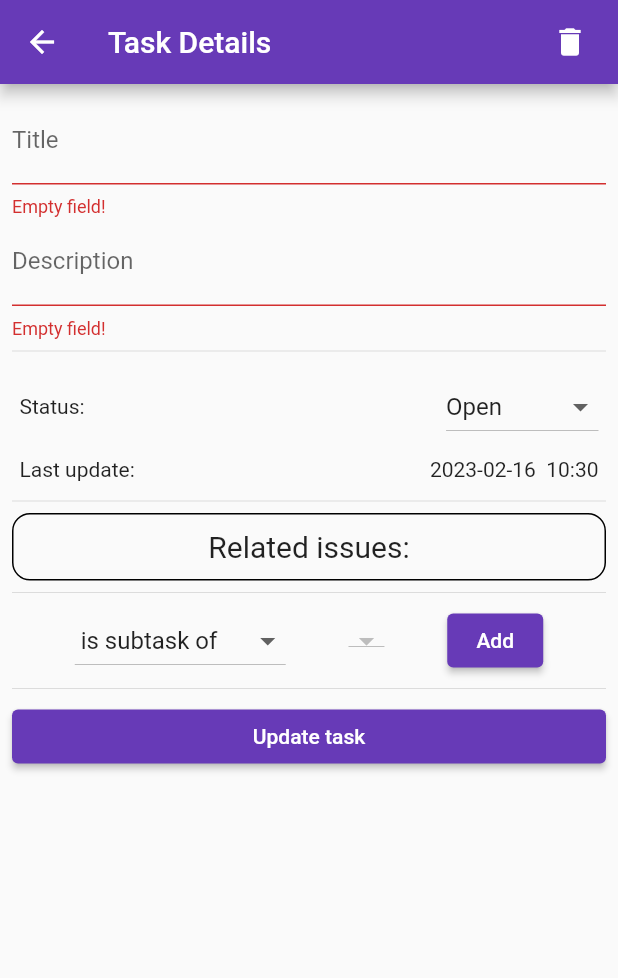
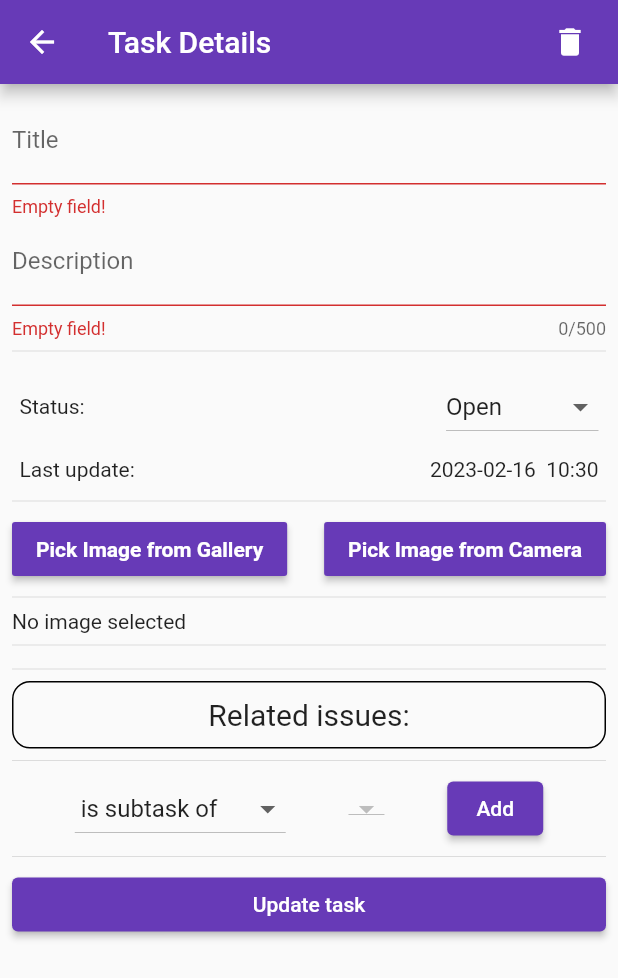
Before and after one commit to zholdoshov/dig_app, a Flutter app: the TaskDetails screen opened directly with empty values, after a tap on "Update task", on a phone screen of 412 x 824 dp. Shown: the top 978 px of the screen. Run offline on Flutter 3.47's test engine with Material 2 defaults, Android fonts, the phone set to English and light mode, and no system bars; our stand-ins replace go_router, image_picker, tuple.

Commit message:
added imagePicker to taskDetails

```diff
--- a/lib/forms/add_task_form.dart
+++ b/lib/forms/add_task_form.dart
@@ -46,11 +46,26 @@ class _AddTaskState extends State<AddTask> {
               key: _formKey,
               child: Column(
                 children: [
-                  TextFormField(
+                  titleField(),
+                  descriptionField(),
+                ],
+              ),
+            ),
+            statusDropdownButton(),
+            createTask(context),
+          ],
+        ),
+      ),
+    );
+  }
+
+  TextFormField titleField() {
+    return TextFormField(
       key: const Key('taskTitle'),
       decoration: const InputDecoration(
         labelText: 'Title',
       ),
+      maxLines: null,
       controller: widget._titleController,
       validator: (value) {
         if (value == null || value.isEmpty) {
@@ -58,13 +73,17 @@ class _AddTaskState extends State<AddTask> {
         }
         return null;
       },
-                  ),
-                  TextFormField(
+    );
+  }
+
+  TextFormField descriptionField() {
+    return TextFormField(
       key: const Key('taskDecription'),
       decoration: const InputDecoration(
         labelText: 'Description',
       ),
-                    maxLines: 6,
+      maxLines: null,
+      maxLength: 500,
       controller: widget._descriptionController,
       validator: (value) {
         if (value == null || value.isEmpty) {
@@ -72,11 +91,11 @@ class _AddTaskState extends State<AddTask> {
         }
         return null;
       },
-                  ),
-                ],
-              ),
-            ),
-            DropdownButton<TaskStatus>(
+    );
+  }
+
+  DropdownButton<TaskStatus> statusDropdownButton() {
+    return DropdownButton<TaskStatus>(
       onChanged: (TaskStatus? newValue) {
         setState(() {
           widget.modifiedStatus = newValue!;
@@ -91,17 +110,13 @@ class _AddTaskState extends State<AddTask> {
           );
         },
       ).toList(),
-            ),
-            createTask(context),
-          ],
-        ),
-      ),
     );
   }
 
   // createTask method for the 'Add task' button
-  ElevatedButton createTask(BuildContext context) {
-    return ElevatedButton(
+  MaterialButton createTask(BuildContext context) {
+    return MaterialButton(
+      color: Colors.deepPurple,
       key: const Key("createTaskButton"),
       onPressed: () {
         if (_formKey.currentState!.validate()) {
@@ -126,7 +141,8 @@ class _AddTaskState extends State<AddTask> {
           );
         }
       },
-      child: const Text('Add task'),
+      child: const Text('Add task',
+          style: TextStyle(color: Colors.white, fontWeight: FontWeight.bold)),
     );
   }
 }
--- a/lib/screens/task_details.dart
+++ b/lib/screens/task_details.dart
@@ -1,6 +1,10 @@
 // ignore_for_file: file_names, must_be_immutable
 
+import 'dart:io';
+
 import 'package:flutter/material.dart';
+import 'package:flutter/services.dart';
+import 'package:image_picker/image_picker.dart';
 import 'package:myapp/models/task.dart';
 import 'package:myapp/models/task_relation.dart';
 import 'package:myapp/util/app_state.dart';
@@ -34,6 +38,7 @@ class TaskDetails extends StatefulWidget {
 
 class _TaskDetailsState extends State<TaskDetails> {
   static const String _title = 'Task Details';
+  File? _image;
 
   final _formKey = GlobalKey<FormState>();
 
@@ -57,43 +62,105 @@ class _TaskDetailsState extends State<TaskDetails> {
         padding: const EdgeInsets.all(8.0),
         child: ListView(
           children: [
-            Form(
+            taskAndDescripForm(),
+            const Divider(),
+            taskStatus(),
+            lastUpdate(),
+            const Divider(),
+            imagePickerButton(),
+            const Divider(),
+            _image != null
+                ? Image.file(_image!)
+                : const Text("No image selected"),
+            const Divider(),
+            const Divider(),
+            addRelatedIssue(),
+            const Divider(),
+            updateTask(context),
+          ],
+        ),
+      ),
+    );
+  }
+
+  Row imagePickerButton() {
+    return Row(
+      mainAxisAlignment: MainAxisAlignment.spaceBetween,
+      children: [
+        pickImgFromGallery(),
+        pickImgFromCamera(),
+      ],
+    );
+  }
+
+  MaterialButton pickImgFromCamera() {
+    return MaterialButton(
+        color: Colors.deepPurple,
+        child: const Text("Pick Image from Camera",
+            style: TextStyle(color: Colors.white, fontWeight: FontWeight.bold)),
+        onPressed: () {
+          pickImage(ImageSource.camera);
+        });
+  }
+
+  MaterialButton pickImgFromGallery() {
+    return MaterialButton(
+        color: Colors.deepPurple,
+        child: const Text("Pick Image from Gallery",
+            style: TextStyle(color: Colors.white, fontWeight: FontWeight.bold)),
+        onPressed: () {
+          pickImage(ImageSource.gallery);
+        });
+  }
+
+  Future pickImage(ImageSource source) async {
+    try {
+      final image = await ImagePicker().pickImage(source: source);
+      if (image == null) return;
+      final imageTemp = File(image.path);
+      setState(() => _image = imageTemp);
+    } on PlatformException catch (e) {
+      print('Failed to pick image: $e');
+    }
+  }
+
+  AddRelatedIssue addRelatedIssue() {
+    return AddRelatedIssue(
+      widget: widget,
+      task: widget.task,
+      modifiedRelatedTasks: widget.modifiedRelatedTasks,
+    );
+  }
+
+  Padding lastUpdate() {
+    return Padding(
+      padding: const EdgeInsets.all(5.0),
+      child: Row(
+        mainAxisAlignment: MainAxisAlignment.spaceBetween,
+        children: [
+          const Text('Last update: '),
+          Text(DateFormat('yyyy-MM-dd  kk:mm')
+              .format(widget.task.updateTime)
+              .toString()),
+        ],
+      ),
+    );
+  }
+
+  Form taskAndDescripForm() {
+    return Form(
       key: _formKey,
       child: Column(
         children: [
-                  // Task title
-                  TextFormField(
-                    key: const Key('taskTitleEdit'),
-                    decoration: const InputDecoration(
-                      labelText: 'Title',
-                    ),
-                    controller: widget._titleController,
-                    validator: (value) {
-                      if (value == null || value.isEmpty) {
-                        return 'Empty field!';
-                      }
-                      return null;
-                    },
-                  ),
-                  TextFormField(
-                    key: const Key('taskDescriptionEdit'),
-                    decoration: const InputDecoration(
-                      labelText: 'Description',
-                    ),
-                    controller: widget._descriptionController,
-                    validator: (value) {
-                      if (value == null || value.isEmpty) {
-                        return 'Empty field!';
-                      }
-                      return null;
-                    },
-                  ),
+          taskTextFormField(),
+          descriptionTextFormField(),
         ],
       ),
-            ),
-            const Divider(),
-            // Task status and last updated time
-            Padding(
+    );
+  }
+
+  Padding taskStatus() {
+    return Padding(
       padding: const EdgeInsets.all(5.0),
       child: Row(
         mainAxisAlignment: MainAxisAlignment.spaceBetween,
@@ -117,30 +184,41 @@ class _TaskDetailsState extends State<TaskDetails> {
           ),
         ],
       ),
+    );
+  }
+
+  TextFormField descriptionTextFormField() {
+    return TextFormField(
+      key: const Key('taskDescriptionEdit'),
+      decoration: const InputDecoration(
+        labelText: 'Description',
       ),
-            Padding(
-              padding: const EdgeInsets.all(5.0),
-              child: Row(
-                mainAxisAlignment: MainAxisAlignment.spaceBetween,
-                children: [
-                  const Text('Last update: '),
-                  Text(DateFormat('yyyy-MM-dd  kk:mm')
-                      .format(widget.task.updateTime)
-                      .toString()),
-                ],
+      maxLines: null,
+      maxLength: 500,
+      controller: widget._descriptionController,
+      validator: (value) {
+        if (value == null || value.isEmpty) {
+          return 'Empty field!';
+        }
+        return null;
+      },
+    );
+  }
+
+  TextFormField taskTextFormField() {
+    return TextFormField(
+      key: const Key('taskTitleEdit'),
+      decoration: const InputDecoration(
+        labelText: 'Title',
       ),
-            ),
-            const Divider(),
-            AddRelatedIssue(
-              widget: widget,
-              task: widget.task,
-              modifiedRelatedTasks: widget.modifiedRelatedTasks,
-            ),
-            const Divider(),
-            updateTask(context),
-          ],
-        ),
-      ),
+      maxLines: null,
+      controller: widget._titleController,
+      validator: (value) {
+        if (value == null || value.isEmpty) {
+          return 'Empty field!';
+        }
+        return null;
+      },
     );
   }
 
--- a/lib/util/app_state.dart
+++ b/lib/util/app_state.dart
@@ -5,14 +5,7 @@ import 'package:myapp/models/task_status.dart';
 import 'package:myapp/models/task_relation.dart';
 
 class AppState {
-  static final List<Task> _tasks = [
-    // Task(
-    //     id: 0,
-    //     title: 'Default Task',
-    //     description: 'This is a built-in task',
-    //     status: TaskStatus.Open,
-    //     updateTime: DateTime.now()),
-  ];
+  static final List<Task> _tasks = [];
 
   static final Map<TaskRelation, Task> _relatedIssues = {};
 
--- a/pubspec.yaml
+++ b/pubspec.yaml
@@ -42,6 +42,7 @@ dependencies:
   go_router: ^6.0.1
   provider:
   tuple: ^2.0.1
+  image_picker: ^0.8.6+1
 
 dev_dependencies:
   flutter_test:
```
Also changed, not shown: pubspec.lock, 2 other files. Lines whose indentation alone changed are shown as unchanged.
